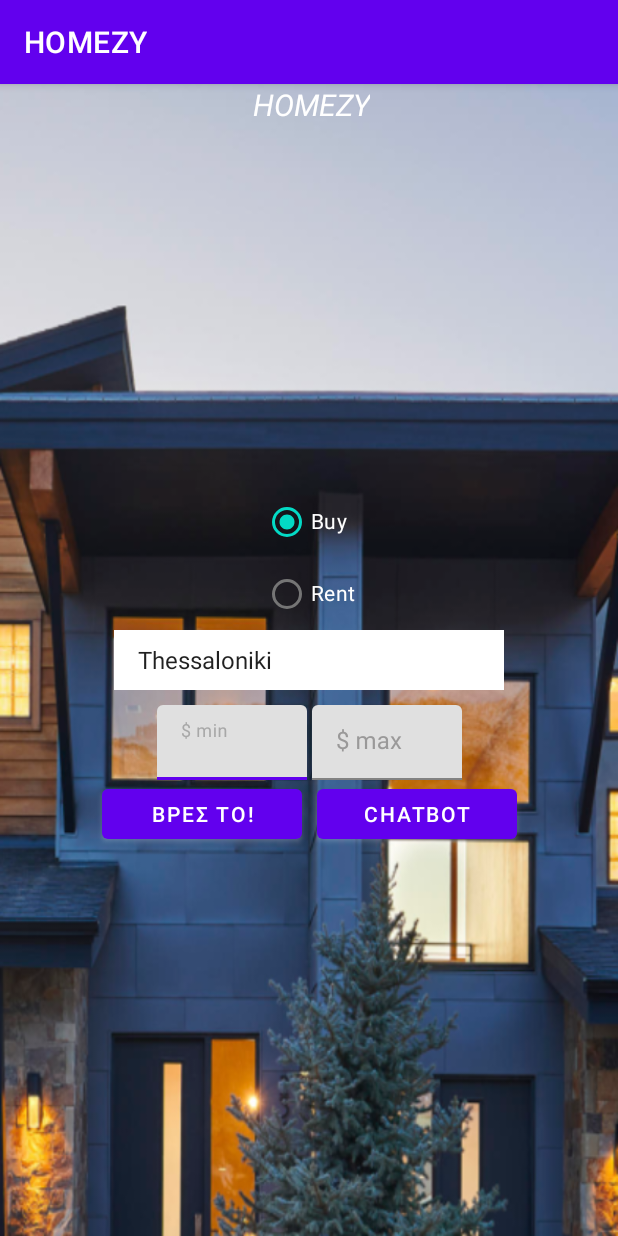
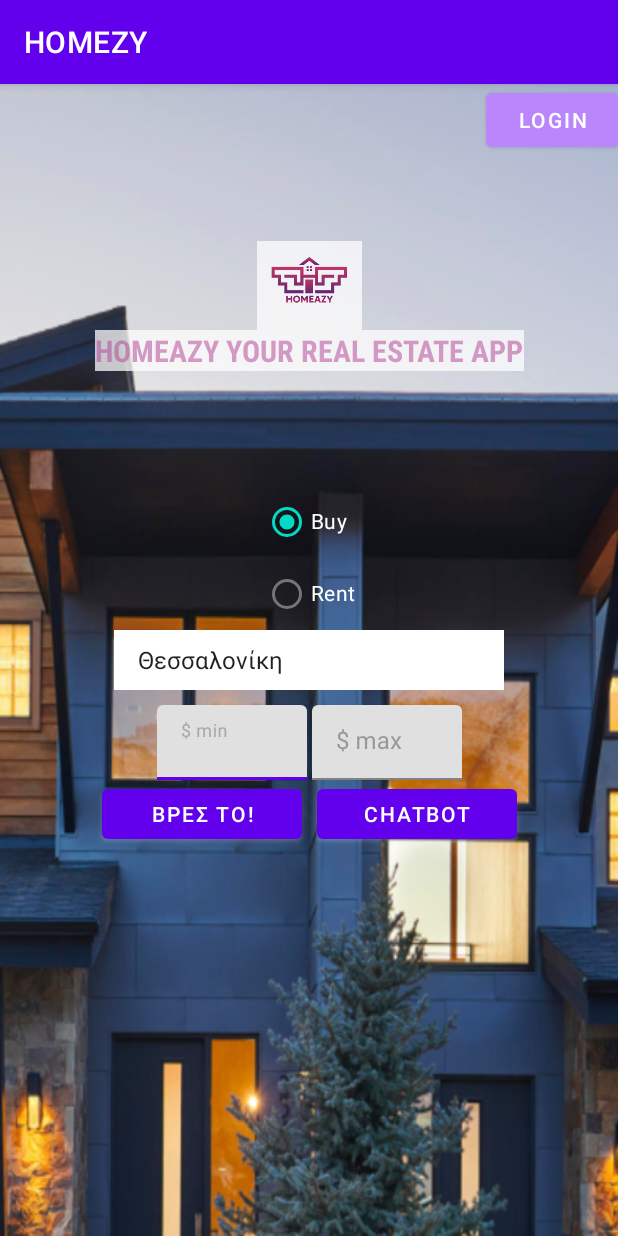
Before and after one commit to ChristosTzikos/RealEstate_FrontEnd, an Android app: the screen it shows after launch (MainActivity), on a phone screen of 412 x 824 dp. Run offline under Robolectric (Android 15) with nearby library versions, the phone set to English and light mode, and no system bars; our stand-ins replace data binding, navigation-ui; libraries missing offline, so code that uses them is left out: com.google.cloud.dialogflow.

Commit message:
Add Login and Register

```diff
--- a/app/src/main/java/com/example/real_estate/FirstFragment.kt
+++ b/app/src/main/java/com/example/real_estate/FirstFragment.kt
@@ -54,6 +54,10 @@ class FirstFragment : Fragment(R.layout.fragment_first), AdapterView.OnItemSelec
             findNavController().navigate(FirstFragmentDirections.actionFirstFragmentToSecondFragment(buyOrRent, city, rentMin, rentMax))
         }
 
+        binding.btnLoginFragment.setOnClickListener {
+            findNavController().navigate(R.id.action_firstFragment_to_loginFragment)
+        }
+
 
     }
 
--- /dev/null
+++ b/app/src/main/java/com/example/real_estate/User.kt
@@ -0,0 +1,5 @@
+package com.example.real_estate
+
+data class User(
+    val message: String
+)
--- /dev/null
+++ b/app/src/main/java/com/example/real_estate/UserLogin.kt
@@ -0,0 +1,6 @@
+package com.example.real_estate
+
+data class UserLogin(
+    val message: String,
+    val token: String
+)
--- a/app/src/main/res/layout/fragment_first.xml
+++ b/app/src/main/res/layout/fragment_first.xml
@@ -14,32 +14,42 @@
         android:background="@drawable/background_1"
         tools:context=".FirstFragment">
 
-        <TextView
-            android:id="@+id/textView2"
+        <Button
+            android:id="@+id/btn_login_fragment"
             android:layout_width="wrap_content"
             android:layout_height="wrap_content"
-            android:text="@string/app_name"
-            android:textColor="@color/white"
-            android:textSize="20sp"
-            android:textStyle="italic"
-            app:layout_constraintBottom_toTopOf="@+id/textView3"
+            android:backgroundTint="@color/purple_200"
+            android:text="@string/login"
             app:layout_constraintEnd_toEndOf="parent"
-            app:layout_constraintHorizontal_bias="0.504"
+            app:layout_constraintTop_toTopOf="parent" />
 
+
+        <ImageView
+            android:id="@+id/imageView"
+            android:layout_width="70dp"
+            android:layout_height="wrap_content"
+            android:adjustViewBounds="true"
+            android:background="#bcffffff"
+            android:src="@drawable/img_logo"
+            app:layout_constraintBottom_toTopOf="@+id/radio_Group"
+            app:layout_constraintEnd_toEndOf="parent"
             app:layout_constraintStart_toStartOf="parent"
-            app:layout_constraintTop_toTopOf="parent"
-            app:layout_constraintVertical_bias="0.447" />
+            app:layout_constraintTop_toTopOf="parent" />
 
         <TextView
-            android:id="@+id/textView3"
             android:layout_width="wrap_content"
             android:layout_height="wrap_content"
-            android:layout_marginTop="-200dp"
-            android:text="ΒΡΕΣ ΤΟ ΕΠΟΜΕΝΟ ΣΟΥ ΣΠΙΤΙ"
-            android:textColor="@color/white"
+            android:background="#bcffffff"
+            android:fontFamily="sans-serif-condensed"
+            android:text="@string/homeazy_real_estate"
+            android:textColor="#86B54595"
+            android:textSize="20sp"
+            android:textStyle="bold"
+            app:layout_constraintBottom_toTopOf="@+id/radio_Group"
             app:layout_constraintEnd_toEndOf="parent"
             app:layout_constraintStart_toStartOf="parent"
-            app:layout_constraintTop_toBottomOf="@+id/textView2" />
+            app:layout_constraintTop_toBottomOf="@+id/imageView"
+            app:layout_constraintVertical_bias="0.0" />
 
         <RadioGroup
             android:id="@+id/radio_Group"
--- a/app/src/main/res/navigation/test_nav.xml
+++ b/app/src/main/res/navigation/test_nav.xml
@@ -16,6 +16,11 @@
             app:destination="@id/secondFragment"
 
             />
+        <action
+            android:id="@+id/action_firstFragment_to_loginFragment"
+            app:destination="@id/loginFragment"
+            app:enterAnim="@android:anim/slide_in_left"
+            app:exitAnim="@android:anim/slide_out_right" />
     </fragment>
 
     <fragment
@@ -98,7 +103,33 @@
 
 
     </fragment>
-<!--    <fragment-->
+    <fragment
+        android:id="@+id/loginFragment"
+        android:name="com.example.real_estate.LoginFragment"
+        android:label="fragment_login"
+        tools:layout="@layout/fragment_login" >
+        <action
+            android:id="@+id/action_loginFragment_to_registerFragment"
+            app:destination="@id/registerFragment"
+            app:enterAnim="@android:anim/fade_in"
+            app:exitAnim="@android:anim/fade_out" />
+        <action
+            android:id="@+id/action_loginFragment_to_firstFragment"
+            app:destination="@id/firstFragment"
+            app:enterAnim="@android:anim/slide_out_right" />
+    </fragment>
+    <fragment
+        android:id="@+id/registerFragment"
+        android:name="com.example.real_estate.RegisterFragment"
+        android:label="fragment_register"
+        tools:layout="@layout/fragment_register" >
+        <action
+            android:id="@+id/action_registerFragment_to_loginFragment"
+            app:destination="@id/loginFragment"
+            app:enterAnim="@android:anim/fade_in"
+            app:exitAnim="@android:anim/fade_out" />
+    </fragment>
+    <!--    <fragment-->
 <!--        android:id="@+id/detailFragment"-->
 <!--        android:name="com.example.real_estate.DetailFragment"-->
 <!--        android:label="fragment_detail"-->
--- a/app/src/main/res/values/arrays.xml
+++ b/app/src/main/res/values/arrays.xml
@@ -1,9 +1,9 @@
 <?xml version="1.0" encoding="utf-8"?>
 <resources>
     <string-array name="cities_array">
-        <item>Thessaloniki</item>
+        <item>Θεσσαλονίκη</item>
         <item>Athens</item>
-        <item>Larisa</item>
+        <item>Λάρισα</item>
         <item>Volos</item>
         <item>Karditsa</item>
         <item>Tripoli</item>
--- a/app/src/main/res/values/colors.xml
+++ b/app/src/main/res/values/colors.xml
@@ -10,4 +10,8 @@
     <color name="red">#FFA07A</color>
     <color name="grey">#A9A9A9</color>
     <color name="grey2">#d3d3d3</color>
+
+    <color name="colorPrimary">#301B4C</color>
+    <color name="colorPrimaryDark">#270E47</color>
+    <color name="colorAccent">#000</color>
 </resources>
--- a/app/src/main/res/values/strings.xml
+++ b/app/src/main/res/values/strings.xml
@@ -4,4 +4,12 @@
     <string name="hello_blank_fragment">Hello blank fragment</string>
     <string name="buy" />
     <string name="rent" />
+
+    <string name="username">email</string>
+    <string name="password">Password</string>
+
+    <string name="confirm_password">Confirm Password</string>
+    <string name="login">Login</string>
+    <string name="register">Register</string>
+    <string name="homeazy_real_estate">HOMEAZY YOUR REAL ESTATE APP</string>
 </resources>
```
Also changed, not shown: app/src/main/java/com/example/real_estate/Api.kt (added, +26 -0 lines), app/src/main/java/com/example/real_estate/LoginFragment.kt (added, +106 -0 lines), app/src/main/java/com/example/real_estate/RegisterFragment.kt (added, +144 -0 lines), app/src/main/java/com/example/real_estate/RetrofitClient.kt (added, +37 -0 lines), app/src/main/res/layout/fragment_login.xml (added, +98 -0 lines), app/src/main/res/layout/fragment_register.xml (added, +116 -0 lines), app/src/main/res/drawable/background_blur.png (added), app/src/main/res/drawable/ic_warning.png (added), app/src/main/res/drawable/img_logo.png (added), 1 other file.
